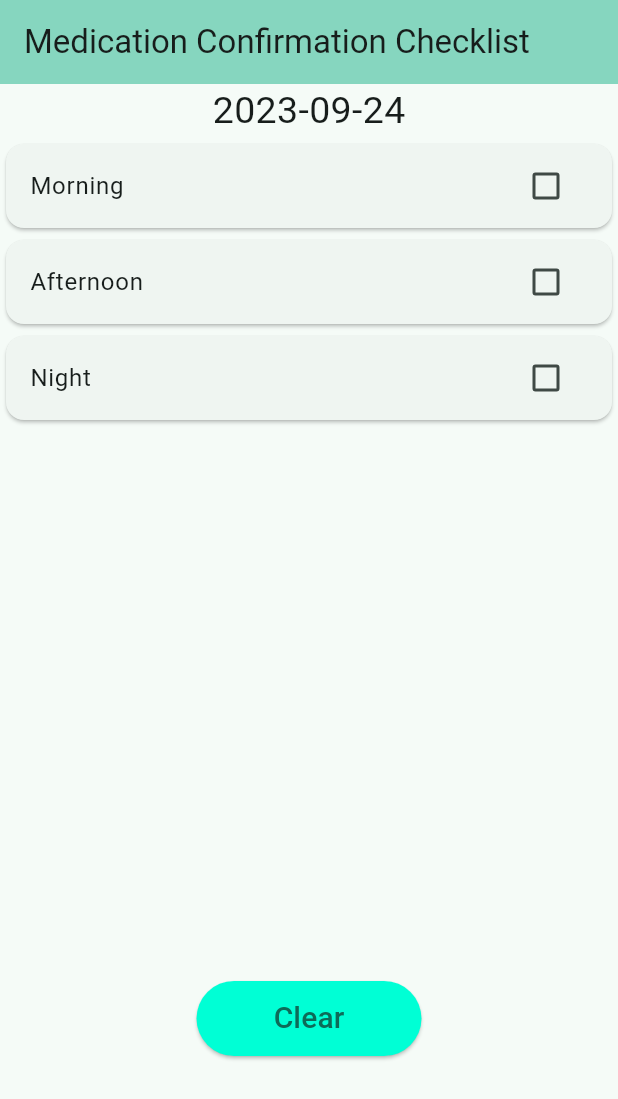
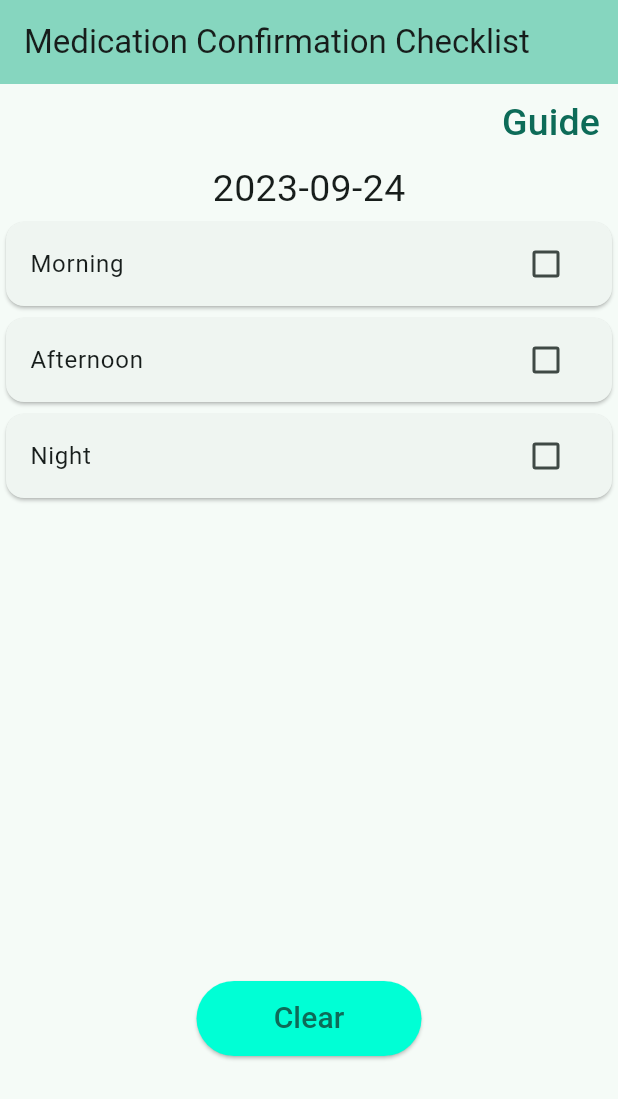
Before and after one commit to tera1994/medicine_alarm, a Flutter app: the screen it shows after launch, on a phone screen of 412 x 824 dp. Shown: the top 1099 px of the screen. Run offline on Flutter 3.47's test engine with Material 2 defaults, Android fonts, the phone set to English and light mode, and no system bars; drawn by our look-alikes of google_mobile_ads; our stand-ins replace flutter_local_notifications, flutter_timezone, shared_preferences, timezone; network calls fail.

Commit message:
Add guide page

```diff
--- a/lib/checkbox_list.dart
+++ b/lib/checkbox_list.dart
@@ -3,6 +3,7 @@ import 'ad_banner.dart';
 import 'chackbox_model.dart';
 import 'checkbox_repository.dart';
 import 'package:google_mobile_ads/google_mobile_ads.dart';
+import 'guide.dart';
 
 class CheckBoxList extends StatefulWidget {
   CheckBoxList({Key? key}) : super(key: key);
@@ -42,6 +43,20 @@ class _CheckBoxListState extends State<CheckBoxList> {
     return Scaffold(
         body: Column(
       children: [
+        Align(
+          alignment: Alignment.topRight,
+          child: TextButton(
+              onPressed: () => {
+                    Navigator.of(context)
+                        .push(MaterialPageRoute(builder: (context) {
+                      return Guide();
+                    }))
+                  },
+              child: const Text(
+                "Guide",
+                style: TextStyle(fontSize: 25),
+              )),
+        ),
         Text(
           getCurrentDate(),
           style: TextStyle(fontSize: 25),
--- a/lib/notification.dart
+++ b/lib/notification.dart
@@ -1,7 +1,7 @@
 import 'package:flutter_local_notifications/flutter_local_notifications.dart';
 import 'package:timezone/timezone.dart' as tz;
 
-tz.TZDateTime _timeOf8AM() {
+tz.TZDateTime _timeOfMorning() {
   final tz.TZDateTime now = tz.TZDateTime.now(tz.local);
   tz.TZDateTime scheduledDate =
       tz.TZDateTime(tz.local, now.year, now.month, now.day, 8);
@@ -11,7 +11,7 @@ tz.TZDateTime _timeOf8AM() {
   return scheduledDate;
 }
 
-tz.TZDateTime _timeOf12AM() {
+tz.TZDateTime _timeOfAfternoon() {
   final tz.TZDateTime now = tz.TZDateTime.now(tz.local);
   tz.TZDateTime scheduledDate =
       tz.TZDateTime(tz.local, now.year, now.month, now.day, 11, 35);
@@ -21,7 +21,7 @@ tz.TZDateTime _timeOf12AM() {
   return scheduledDate;
 }
 
-tz.TZDateTime _timeOf22PM() {
+tz.TZDateTime _timeOfNight() {
   final tz.TZDateTime now = tz.TZDateTime.now(tz.local);
   tz.TZDateTime scheduledDate =
       tz.TZDateTime(tz.local, now.year, now.month, now.day, 20, 25);
@@ -39,7 +39,7 @@ class Notification {
       0,
       'Medicine Time',
       'It\'s morning medicine time',
-      _timeOf8AM(),
+      _timeOfMorning(),
       const NotificationDetails(
         android: AndroidNotificationDetails(
           '1',
@@ -61,7 +61,7 @@ class Notification {
       1,
       'Medicine Time',
       'It\'s afternoon medicine time',
-      _timeOf12AM(),
+      _timeOfAfternoon(),
       const NotificationDetails(
         android: AndroidNotificationDetails(
           '2',
@@ -83,7 +83,7 @@ class Notification {
       2,
       'Medicine Time',
       'It\'s night medicine time',
-      _timeOf22PM(),
+      _timeOfNight(),
       const NotificationDetails(
         android: AndroidNotificationDetails(
           '3',
```
Also changed, not shown: lib/guide.dart (added, +34 -0 lines).
